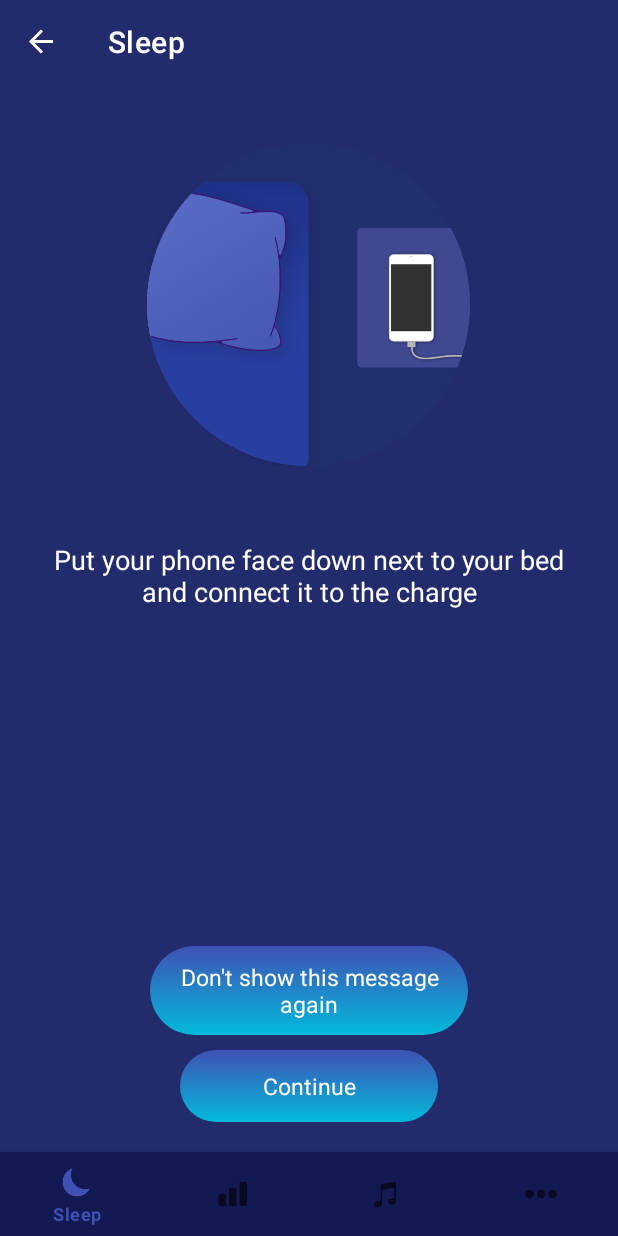
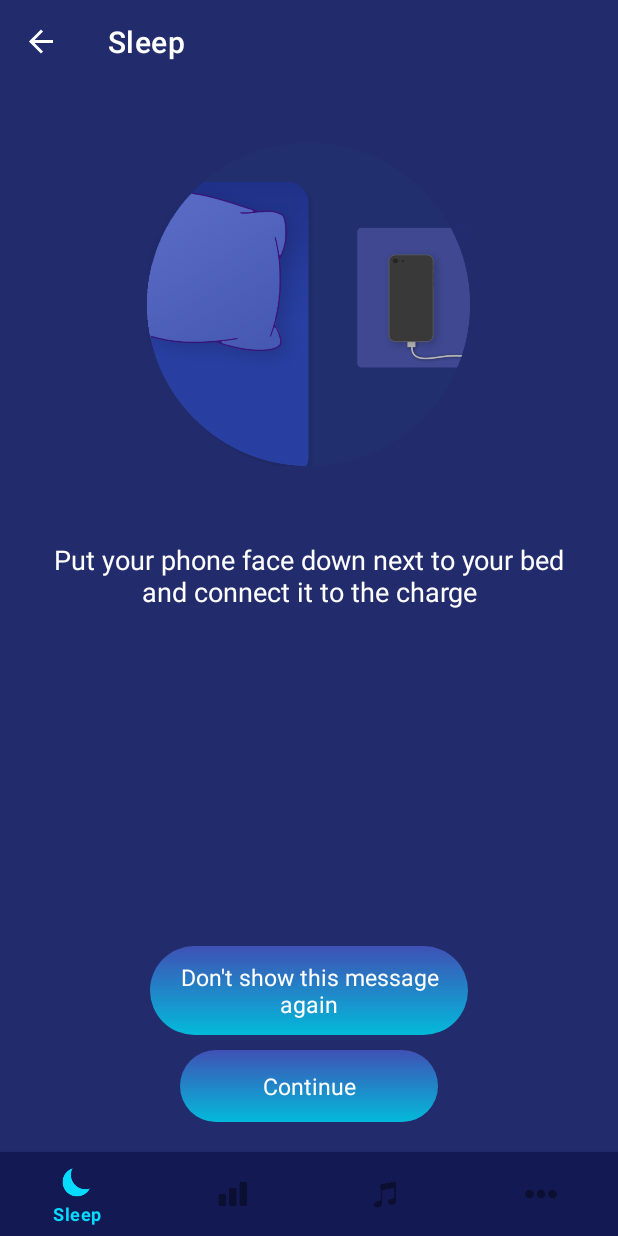
Before and after one commit to korvin432/Slimbo, an Android app: the SleepingTipFragment screen opened through its navigation route, on a phone screen of 412 x 824 dp. Run offline under Robolectric (Android 15) with nearby library versions, the phone set to English and light mode, and no system bars; our stand-ins replace navigation-ui; libraries missing offline, so code that uses them is left out: io.alterac.blurkit; 8 statements that could not run were skipped.

Commit message:
tip fragment added

```diff
--- a/app/src/main/java/com/mindyapps/android/slimbo/preferences/SleepingStore.kt
+++ b/app/src/main/java/com/mindyapps/android/slimbo/preferences/SleepingStore.kt
@@ -5,20 +5,11 @@ import android.content.SharedPreferences
 
 class SleepingStore(preferences: SharedPreferences) {
 
-    var lullaby: String by PreferencesDelegate(
-        preferences,
-        LULLABY,
-        ""
-    )
-    var isWorking: Boolean by PreferencesDelegate(
-        preferences,
-        IS_WORKING,
-        false
-    )
-
+    var isWorking: Boolean by PreferencesDelegate(preferences,IS_WORKING,false)
+    var showTip: Boolean by PreferencesDelegate(preferences,SHOW_TIP,true)
 
     companion object {
-        private const val LULLABY = "lullaby"
         private const val IS_WORKING = "is_working"
+        private const val SHOW_TIP = "show_tip"
     }
 }
--- a/app/src/main/java/com/mindyapps/android/slimbo/ui/sleeping/SleepingTipFragment.kt
+++ b/app/src/main/java/com/mindyapps/android/slimbo/ui/sleeping/SleepingTipFragment.kt
@@ -1,24 +1,56 @@
 package com.mindyapps.android.slimbo.ui.sleeping
 
+import android.content.Intent
 import android.os.Bundle
 import androidx.fragment.app.Fragment
 import android.view.LayoutInflater
 import android.view.View
 import android.view.ViewGroup
+import androidx.core.os.bundleOf
+import androidx.navigation.fragment.findNavController
+import androidx.preference.PreferenceManager
 
 import com.mindyapps.android.slimbo.R
+import com.mindyapps.android.slimbo.data.model.Music
+import com.mindyapps.android.slimbo.preferences.SleepingStore
+import kotlinx.android.synthetic.main.fragment_sleeping_tip.*
 
 
 class SleepingTipFragment : Fragment() {
 
+    private var selectedMusic: Music? = null
+    private var selectedLength: String? = null
 
     override fun onCreateView(
         inflater: LayoutInflater, container: ViewGroup?,
         savedInstanceState: Bundle?
     ): View? {
-        // Inflate the layout for this fragment
+        if (requireArguments().getParcelable<Music>("selected_music") != null) {
+            selectedMusic = requireArguments().getParcelable("selected_music")
+            selectedLength = requireArguments().getString("selected_length")
+        }
         return inflater.inflate(R.layout.fragment_sleeping_tip, container, false)
     }
 
+    private fun startSleeping(){
+        val bundle = bundleOf(
+            "music" to selectedMusic,
+            "duration" to selectedLength
+        )
+        findNavController().navigate(R.id.sleepingActivity, bundle)
+        requireActivity().onBackPressed()
+    }
+
+    override fun onViewCreated(view: View, savedInstanceState: Bundle?) {
+        super.onViewCreated(view, savedInstanceState)
+        button_dont_show.setOnClickListener {
+            SleepingStore(PreferenceManager.getDefaultSharedPreferences(requireContext())).showTip =
+                false
+            startSleeping()
+        }
+        button_continue_sleeping.setOnClickListener {
+            startSleeping()
+        }
+    }
 
 }
--- /dev/null
+++ b/app/src/main/res/drawable/bottom_nav_color.xml
@@ -0,0 +1,5 @@
+<?xml version="1.0" encoding="utf-8"?>
+<selector xmlns:android="http://schemas.android.com/apk/res/android">
+    <item android:state_checked="true" android:color="@color/colorFilled" />
+    <item android:state_checked="false" android:color="@color/black_overlay"/>
+</selector>
--- a/app/src/main/res/layout/activity_main.xml
+++ b/app/src/main/res/layout/activity_main.xml
@@ -18,6 +18,8 @@
         android:layout_width="match_parent"
         android:layout_height="wrap_content"
         android:layout_alignParentBottom="true"
+        app:itemTextColor="@drawable/bottom_nav_color"
+        app:itemIconTint="@drawable/bottom_nav_color"
         android:background="@color/bottom_navigation_bg"
         app:menu="@menu/bottom_nav_menu" />
 
--- a/app/src/main/res/navigation/sleep.xml
+++ b/app/src/main/res/navigation/sleep.xml
@@ -18,7 +18,9 @@
             app:destination="@id/select_music_dialog" />
         <action
             android:id="@+id/action_navigation_sleep_to_sleepingTipFragment"
-            app:destination="@id/sleeping_tip_fragment" />
+            app:destination="@id/sleeping_tip_fragment"
+            app:popUpTo="@id/navigation_sleep"
+            app:popUpToInclusive="true" />
         <action
             android:id="@+id/action_navigation_sleep_to_alarmSettingsFragment"
             app:destination="@id/alarmSettingsFragment" />
@@ -49,7 +51,13 @@
     <fragment
         android:id="@+id/sleeping_tip_fragment"
         android:name="com.mindyapps.android.slimbo.ui.sleeping.SleepingTipFragment"
-        tools:layout="@layout/fragment_sleeping_tip" />
+        tools:layout="@layout/fragment_sleeping_tip" >
+        <action
+            android:id="@+id/action_sleeping_tip_fragment_to_sleepingActivity"
+            app:destination="@id/sleepingActivity"
+            app:popUpTo="@id/navigation_sleep"
+            app:popUpToInclusive="false" />
+    </fragment>
     <fragment
         android:id="@+id/alarmSettingsFragment"
         android:name="com.mindyapps.android.slimbo.ui.settings.AlarmSettingsFragment"
@@ -62,5 +70,10 @@
             android:name="use_alarm"
             app:argType="boolean"/>
     </fragment>
+    <activity
+        android:id="@+id/sleepingActivity"
+        android:name="com.mindyapps.android.slimbo.ui.sleeping.SleepingActivity"
+        android:label="activity_sleeping"
+        tools:layout="@layout/activity_sleeping" />
 
 </navigation>
--- a/app/src/main/res/values/colors.xml
+++ b/app/src/main/res/values/colors.xml
@@ -3,7 +3,7 @@
     <color name="colorPrimary">#3f51b5</color>
     <color name="colorPrimaryDark">#303f9f</color>
     <color name="colorAccent">#03BADA</color>
-    <color name="colorFilled">#03BADA</color>
+    <color name="colorFilled">#05DAFF</color>
     <color name="colorOverlay">#78ffffff</color>
     <color name="colorChipTransparent">#16FFFFFF</color>
     <color name="colorTransparent">#00000000</color>
```
Also changed, not shown: app/src/main/java/com/mindyapps/android/slimbo/ui/sleep/SleepFragment.kt (+14 -5 lines), app/src/main/java/com/mindyapps/android/slimbo/ui/sleeping/SleepingActivity.kt (+5 -2 lines), app/src/main/res/layout/activity_sleeping.xml (+23 -8 lines), app/src/main/res/drawable-nodpi/sleeping_bg.png (added), app/src/main/res/drawable/sleep_tip_image.png.
